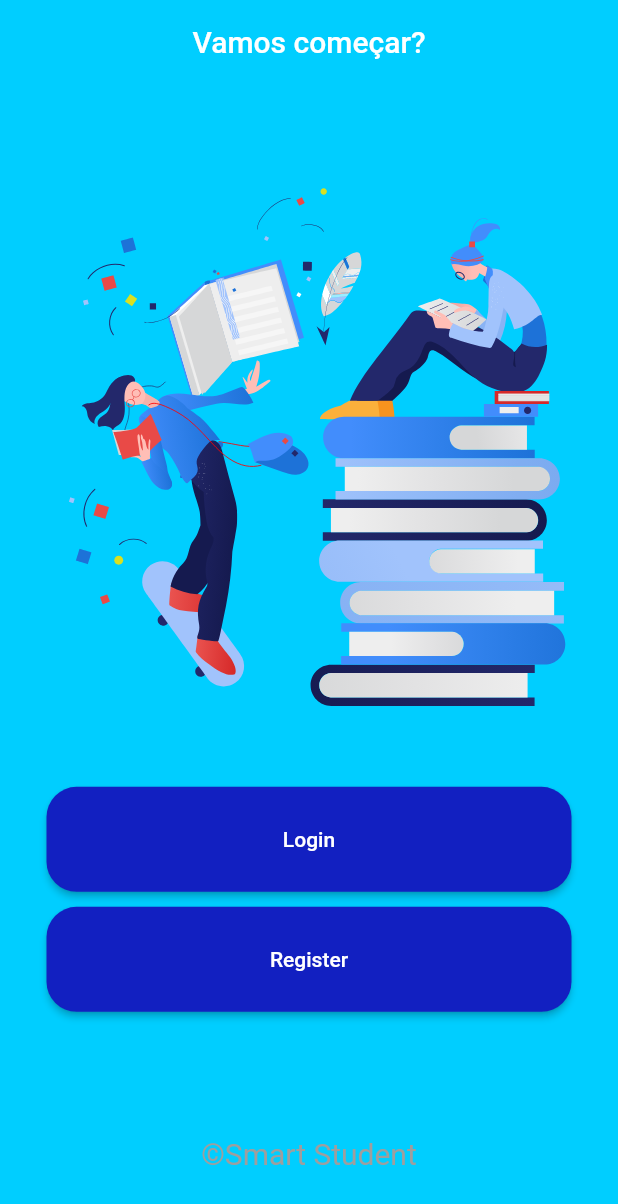
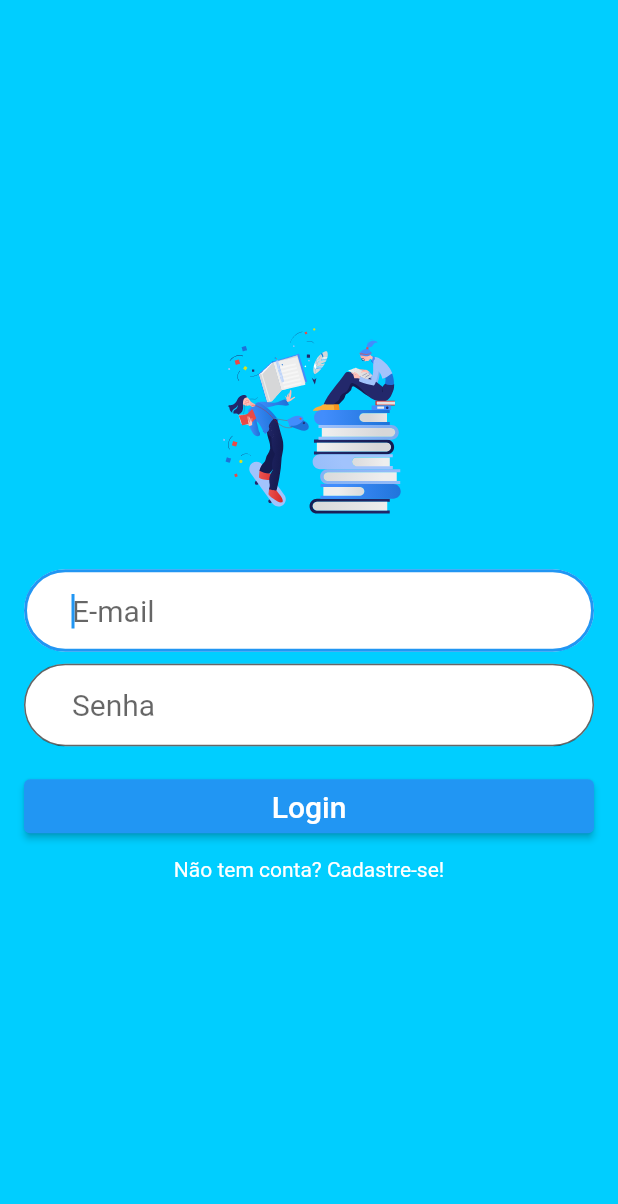
Before and after one commit to danilomonteirosouza/smart-students-check, a Flutter app: the screen it shows after launch, on a phone screen of 412 x 824 dp. Shown: the top 1204 px of the screen. Run offline on Flutter 3.47's test engine with Material 2 defaults, Android fonts, the phone set to English and light mode, and no system bars; our stand-ins replace firebase_auth, firebase_core, lottie; accounts and stored records are empty.

Commit message:
aperfeiçoamento da tela initial

```diff
--- /dev/null
+++ b/lib/database/Usuario.dart
@@ -0,0 +1,7 @@
+class Usuario {
+  late String nome;
+  late String email;
+  late String senha;
+
+  Usuario();
+}
--- a/lib/routes/routegenerator.dart
+++ b/lib/routes/routegenerator.dart
@@ -5,6 +5,7 @@ import 'package:lottie/lottie.dart';
 import 'package:smart_students_check/views/login.dart';
 import 'package:smart_students_check/views/register.dart';
 import 'package:smart_students_check/views/splashscreen.dart';
+
 
 class RouteGenerator {
 
--- a/lib/views/homeScreen.dart
+++ b/lib/views/homeScreen.dart
@@ -57,7 +57,6 @@ class _homeScreemState extends State<homeScreem> {
 import 'package:flutter/material.dart';
 import 'package:flutter/cupertino.dart';
 import 'package:flutter/foundation.dart';
-import '../routes/routegenerator.dart';
 
 
 class Home extends StatefulWidget {
--- a/lib/views/initial.dart
+++ b/lib/views/initial.dart
@@ -1,9 +1,10 @@
 import 'package:flutter/material.dart';
-import 'package:flutter/cupertino.dart';
-import 'package:flutter/foundation.dart';
 import 'package:lottie/lottie.dart';
+import 'package:smart_students_check/views/homeScreen.dart';
 import '../reusable_widgets/elevatedbuttonlong.dart';
 import '../routes/routegenerator.dart';
+import '../database/Usuario.dart';
+import 'package:firebase_auth/firebase_auth.dart';
 
 class InitialScreen extends StatefulWidget {
   const InitialScreen({Key? key}) : super(key: key);
@@ -13,158 +14,167 @@ class InitialScreen extends StatefulWidget {
 }
 
 class _InitialScreenState extends State<InitialScreen> {
+  final TextEditingController _controllerEmail = TextEditingController();
+  final TextEditingController _controllerSenha = TextEditingController();
+  String _mensagemErro = "";
 
-  void loginRoute(){
-    Navigator.pushNamed(
+  void homeRoute(){
+    Navigator.pushReplacementNamed(
       context,
-        RouteGenerator.ROTA_LOGIN
+      RouteGenerator.ROTA_HOME,
     );
   }
 
-  void registerRoute(){
-    Navigator.pushNamed(
-        context,
-        RouteGenerator.ROTA_REGISTER
-    );
+  void _validarCampos() {
+    String email = _controllerEmail.text;
+    String senha = _controllerSenha.text;
+
+    if (email.isNotEmpty && email.contains("@")) {
+      if (senha.isNotEmpty) {
+        setState(() {
+          _mensagemErro = "";
+        });
+
+        Usuario usuario = Usuario();
+        usuario.email = email;
+        usuario.senha = senha;
+
+        _logarUsuario(usuario);
+      } else {
+        setState(() {
+          _mensagemErro = "Preencha a senha!";
+        });
+      }
+    } else {
+      setState(() {
+        _mensagemErro = "Preencha o E-mail utilizando @";
+      });
+    }
+  }
+
+  void _logarUsuario(Usuario usuario) {
+    FirebaseAuth _startDB = FirebaseAuth.instance;
+
+
+    _startDB
+        .signInWithEmailAndPassword(
+            email: usuario.email, password: usuario.senha)
+        .then((firebaseUser) {
+      Navigator.pushNamed(context, '/home');
+    }).catchError((error) {
+      print("Authentication Error: $error");
+      setState(() {
+        _mensagemErro =
+            "Erro ao autenticar usuário, verifique e-mail e senha e tente novamente!";
+      });
+    });
+  }
+
+  Future<void> _verificarUsuarioLogado() async {
+    FirebaseAuth auth = FirebaseAuth.instance;
+    User? usuarioLogado = auth.currentUser;
+    if (usuarioLogado != null) {
+      Navigator.pushNamed(context, '/home');
+    }
+  }
+
+  @override
+  void initState() {
+    super.initState();
+    _verificarUsuarioLogado();
   }
 
   @override
   Widget build(BuildContext context) {
-    if(defaultTargetPlatform == TargetPlatform.android){
     return Scaffold(
-        backgroundColor: const Color(0xff00ceff),
-        appBar: AppBar(
-          title: const Text('Vamos começar?'),
-          backgroundColor: const Color(0xff00ceff),
-          elevation: 0.0,
-          centerTitle: true,
-        ),
       body: Container(
-              color: const Color(0xff00ceff),
-              child: Stack(
-                children: <Widget>[
-                  Column(
-                    children: <Widget>[
-                      Expanded(
-                        flex: 4,
-                          child: Padding(
-                            padding: EdgeInsets.zero,
-                            child: Lottie.asset('lib/assets/initial.json'),
-                            )
-                      ),
-                      Expanded(
-                        flex: 2,
+        decoration: const BoxDecoration(color: Color(0xff00ceff)),
+        padding: const EdgeInsets.all(16),
+        child: Center(
+          child: SingleChildScrollView(
             child: Column(
-                            crossAxisAlignment: CrossAxisAlignment.center,
-                            mainAxisAlignment: MainAxisAlignment.center,
+              crossAxisAlignment: CrossAxisAlignment.stretch,
               children: <Widget>[
                 Padding(
-                                padding: const EdgeInsets.fromLTRB(0, 0, 0, 10),
-                                child: BotaoCustomizadoLong(
-                                  onPressed: loginRoute,
-                                  texto: 'Login',
-                                )
+                  padding: const EdgeInsets.only(bottom: 32),
+                  child: Lottie.asset(
+                    'lib/assets/initial.json',
+                    width: 200,
+                    height: 150,
+                  ),
                 ),
                 Padding(
-                                padding: const EdgeInsets.fromLTRB(0, 0, 0, 10),
-                                child: BotaoCustomizadoLong(
-                                  onPressed: registerRoute,
-                                  texto: 'Register',
-                                )
-                              ),
-                            ],
-                          )
-                      ),
-                      Expanded(
-                          child: Column(
-                            crossAxisAlignment: CrossAxisAlignment.center,
-                            mainAxisAlignment: MainAxisAlignment.center,
-                            children: const <Widget>[
-                           SafeArea(
-                             child: Text(
-                               '\u00a9Smart Student',
-                               style: TextStyle(
-                                   fontSize: 20,
-                                   color: Colors.grey
+                  padding: const EdgeInsets.only(bottom: 8),
+                  child: TextField(
+                    controller: _controllerEmail,
+                    autofocus: true,
+                    keyboardType: TextInputType.emailAddress,
+                    style: const TextStyle(fontSize: 20),
+                    decoration: InputDecoration(
+                      contentPadding:
+                          const EdgeInsets.fromLTRB(32, 16, 32, 16),
+                      hintText: "E-mail",
+                      filled: true,
+                      fillColor: Colors.white,
+                      border: OutlineInputBorder(
+                        borderRadius: BorderRadius.circular(32),
                       ),
                     ),
-                           )
-                          ],
-                          )
+                  ),
+                ),
+                TextField(
+                  controller: _controllerSenha,
+                  obscureText: true,
+                  keyboardType: TextInputType.text,
+                  style: const TextStyle(fontSize: 20),
+                  decoration: InputDecoration(
+                    contentPadding:
+                        const EdgeInsets.fromLTRB(32, 16, 32, 16),
+                    hintText: "Senha",
+                    filled: true,
+                    fillColor: Colors.white,
+                    border: OutlineInputBorder(
+                      borderRadius: BorderRadius.circular(32),
+                    ),
+                  ),
+                ),
+                Padding(
+                  padding: const EdgeInsets.only(top: 16, bottom: 10),
+                  child: ElevatedButton(
+                      onPressed: (){
+                        homeRoute();
+                      },
+                    child: const Text(
+                      "Login",
+                      style: TextStyle(color: Colors.white, fontSize: 20),
+                    ),
+                  ),
+                ),
+                Center(
+                  child: GestureDetector(
+                    child: const Text(
+                      "Não tem conta? Cadastre-se!",
+                      style: TextStyle(color: Colors.white),
+                    ),
+                    onTap: () {
+                      Navigator.pushNamed(context, '/register');
+                    },
+                  ),
+                ),
+                Padding(
+                  padding: const EdgeInsets.only(top: 16),
+                  child: Center(
+                    child: Text(
+                      _mensagemErro,
+                      style: const TextStyle(color: Colors.red, fontSize: 20),
+                    ),
+                  ),
                 ),
               ],
             ),
-                ],
-              )
-        )
-      );
-    } else if(defaultTargetPlatform == TargetPlatform.iOS){
-      return CupertinoPageScaffold(
-        navigationBar: const CupertinoNavigationBar(
-          backgroundColor: Color(0xff00ceff),
-          middle: Text('Vamos comerçar?'),
-        ),
-          child: Container(
-              color: const Color(0xff00ceff),
-              child: Stack(
-                children: <Widget>[
-                  Column(
-                    children: <Widget>[
-                      Expanded(
-                          flex: 4,
-                          child: Padding(
-                            padding: EdgeInsets.zero,
-                            child: Lottie.asset('lib/assets/initial.json'),
-                          )
-                      ),
-                      Expanded(
-                          flex: 2,
-                          child: Column(
-                            crossAxisAlignment: CrossAxisAlignment.center,
-                            mainAxisAlignment: MainAxisAlignment.center,
-                            children: <Widget>[
-                              Padding(
-                                  padding: const EdgeInsets.fromLTRB(0, 0, 0, 10),
-                                  child: BotaoCustomizadoLong(
-                                    onPressed: loginRoute,
-                                    texto: 'Login',
-                                  )
-                              ),
-                              Padding(
-                                  padding: const EdgeInsets.fromLTRB(0, 0, 0, 10),
-                                  child: BotaoCustomizadoLong(
-                                    onPressed: registerRoute,
-                                    texto: 'Register',
-                                  )
-                              ),
-                            ],
-                          )
-                      ),
-                      Expanded(
-                          child: Column(
-                            crossAxisAlignment: CrossAxisAlignment.center,
-                            mainAxisAlignment: MainAxisAlignment.center,
-                            children: const <Widget>[
-                              SafeArea(
-                                child: Text(
-                                  '\u00a9Smart Student',
-                                  style: TextStyle(
-                                      fontSize: 20,
-                                      color: Colors.grey
           ),
         ),
-                              )
-                            ],
-                          )
       ),
-                    ],
-                  ),
-                ],
-              )
-          )
     );
-    } else {
-      return const Text('System not detected');
   }
 }
-}
--- a/lib/views/register.dart
+++ b/lib/views/register.dart
@@ -141,7 +141,6 @@ import 'package:flutter/cupertino.dart';
 import 'package:flutter/foundation.dart';
 import '../routes/routegenerator.dart';
 import '../reusable_widgets/elevatedbuttonlong.dart';
-import '';
 
 class Register extends StatefulWidget {
   const Register({Key? key}) : super(key: key);
--- a/pubspec.yaml
+++ b/pubspec.yaml
@@ -38,6 +38,7 @@ dependencies:
   lottie: ^2.3.0
   cloud_firestore: ^4.5.3
   firebase_core: ^2.10.0
+  firebase_auth: ^4.8.0
 
 dev_dependencies:
   flutter_test:
```
Also changed, not shown: lib/views/login.dart (+0 -81 lines), pubspec.lock, 1 other file. Lines whose indentation alone changed are shown as unchanged.
